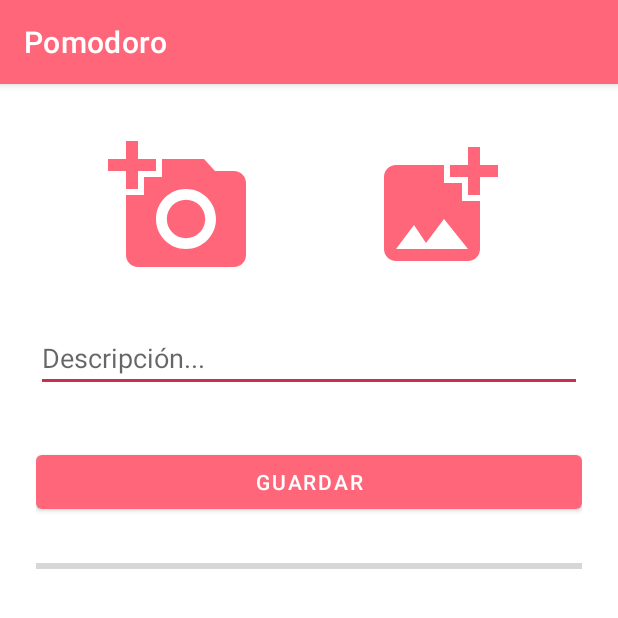
After one commit to jorgeromero17/Proyecto2PDM, an Android app: the CompartirActivity screen opened directly, with no data from a screen before it, on a phone screen of 412 x 824 dp, the top half of it. The commit adds this screen. Run offline under Robolectric (Android 15) with nearby library versions, the phone set to English and light mode, and no system bars; our stand-ins replace Firebase (no records; nobody signed in at launch, a user with empty details on screens opened directly).

Commit message:
subir publicacion desde cargar foto

```diff
--- a/app/build.gradle
+++ b/app/build.gradle
@@ -41,6 +41,8 @@ dependencies {
     implementation 'androidx.navigation:navigation-fragment:2.4.2'
     implementation 'androidx.navigation:navigation-ui:2.4.2'
     implementation 'com.google.firebase:firebase-auth:21.0.5'
+    implementation 'com.google.firebase:firebase-database:20.0.5'
+    implementation 'com.google.firebase:firebase-storage:20.0.1'
     testImplementation 'junit:junit:4.13.2'
     androidTestImplementation 'androidx.test.ext:junit:1.1.3'
     androidTestImplementation 'androidx.test.espresso:espresso-core:3.4.0'
--- /dev/null
+++ b/app/src/main/java/ues/proyecto2pdm/CompartirActivity.java
@@ -0,0 +1,151 @@
+package ues.proyecto2pdm;
+
+import androidx.annotation.NonNull;
+import androidx.annotation.Nullable;
+import androidx.appcompat.app.AppCompatActivity;
+
+import android.content.Intent;
+import android.net.Uri;
+import android.os.Bundle;
+import android.os.Handler;
+import android.widget.Button;
+import android.widget.EditText;
+import android.widget.ImageView;
+import android.widget.ProgressBar;
+import android.widget.Toast;
+
+import com.google.android.gms.tasks.OnCanceledListener;
+import com.google.android.gms.tasks.OnFailureListener;
+import com.google.android.gms.tasks.OnSuccessListener;
+import com.google.android.gms.tasks.Task;
+import com.google.firebase.auth.FirebaseAuth;
+import com.google.firebase.auth.FirebaseUser;
+import com.google.firebase.database.DatabaseReference;
+import com.google.firebase.database.FirebaseDatabase;
+import com.google.firebase.storage.FirebaseStorage;
+import com.google.firebase.storage.OnProgressListener;
+import com.google.firebase.storage.StorageReference;
+import com.google.firebase.storage.UploadTask;
+
+import java.text.DateFormat;
+import java.text.SimpleDateFormat;
+import java.util.Date;
+
+import ues.proyecto2pdm.databinding.FragmentHomeBinding;
+
+public class CompartirActivity extends AppCompatActivity {
+    //variables base de datos
+    private static final int PICK_MAGE_REQUEST = 1 ;
+    private FirebaseAuth mAuth;
+    FirebaseUser currentUser;
+    FirebaseDatabase database;
+    DatabaseReference miref;
+    Uri FileUri;
+    //variables xml
+    ImageView buttontomarfoto,buttonsubirfoto;
+    Button buttonmandar;
+    EditText descripcion;
+    ProgressBar progressBar;
+
+    @Override
+    protected void onCreate(Bundle savedInstanceState) {
+        super.onCreate(savedInstanceState);
+        setContentView(R.layout.activity_compartir);
+
+        mAuth = FirebaseAuth.getInstance();
+        currentUser = mAuth.getCurrentUser();
+
+        buttontomarfoto = findViewById(R.id.buttontomarfoto);
+        buttonsubirfoto = findViewById(R.id.buttonsubirfoto);
+        descripcion = findViewById(R.id.texviewpublicacion);
+        buttonmandar = findViewById(R.id.buttonmandar);
+        progressBar = findViewById(R.id.progressBar);
+
+        database = FirebaseDatabase.getInstance();
+
+
+        buttonsubirfoto.setOnClickListener(view -> abrirArchivos());
+        buttonmandar.setOnClickListener(view -> mandarDatos());
+    }
+
+    private void mandarDatos() {
+        miref = database.getReference("Publicaciones");
+        String fecha = getFechaHora();
+
+        if(FileUri!=null){
+
+            buttonsubirfoto.setEnabled(false);
+            buttonmandar.setEnabled(false);
+            buttontomarfoto.setEnabled(false);
+
+            StorageReference Folder = FirebaseStorage.getInstance().getReference().child("imagenespublicaciones");
+            StorageReference file_name = Folder.child(System.currentTimeMillis()+""+FileUri.getLastPathSegment());
+            file_name.putFile(FileUri).addOnSuccessListener(new OnSuccessListener<UploadTask.TaskSnapshot>() {
+                @Override
+                public void onSuccess(UploadTask.TaskSnapshot taskSnapshot) {
+                    Handler handler = new Handler();
+                    handler.postDelayed(new Runnable() {
+                        @Override
+                        public void run() {
+                            progressBar.setProgress(0);
+                        }
+                    },1000);
+
+                    Toast.makeText(CompartirActivity.this,"Subido si",Toast.LENGTH_LONG).show();
+
+                    Publicacion publicacion = new Publicacion();
+                    publicacion.setId(fecha+""+currentUser.getDisplayName().replace(" ",""));
+                    publicacion.setDescripcion(descripcion.getText().toString());
+                    publicacion.setLikes(0);
+                    publicacion.setNombreusuario(currentUser.getDisplayName());
+                    publicacion.setUrlimagen(taskSnapshot.getMetadata().getReference().getDownloadUrl().toString());
+                    miref.child(publicacion.getId()).setValue(publicacion);
+                    finish();
+                }
+            })
+            .addOnFailureListener(new OnFailureListener() {
+                @Override
+                public void onFailure(@NonNull Exception e) {
+                    Toast.makeText(CompartirActivity.this,e.getMessage(),Toast.LENGTH_LONG).show();
+                }
+            })
+            .addOnProgressListener(new OnProgressListener<UploadTask.TaskSnapshot>() {
+                @Override
+                public void onProgress(@NonNull UploadTask.TaskSnapshot snapshot) {
+                    double progress = (100.0*snapshot.getBytesTransferred()/snapshot.getTotalByteCount());
+                    progressBar.setProgress((int)progress);
+                }
+            })
+            .addOnCanceledListener(new OnCanceledListener() {
+                @Override
+                public void onCanceled() {
+                    Toast.makeText(CompartirActivity.this,"Publicacion cancelada",Toast.LENGTH_LONG).show();
+                }
+            });
+        }
+        else{
+            Toast.makeText(CompartirActivity.this,"Agregue una imagen",Toast.LENGTH_LONG).show();
+        }
+    }
+
+    private void abrirArchivos() {
+        Intent intent = new Intent();
+        intent.setType("image/*");
+        intent.setAction(Intent.ACTION_GET_CONTENT);
+        startActivityForResult(intent,PICK_MAGE_REQUEST);
+    }
+
+    @Override
+    protected void onActivityResult(int requestCode, int resultCode, @Nullable Intent data) {
+        super.onActivityResult(requestCode, resultCode, data);
+        if(requestCode == PICK_MAGE_REQUEST && resultCode == RESULT_OK && data != null && data.getData()!=null){
+            FileUri = data.getData();
+        }
+    }
+
+    private String getFechaHora() {
+        DateFormat dateFormat = new SimpleDateFormat("yyyyMMddHHmmss");
+        Date date = new Date();
+        return dateFormat.format(date);
+    }
+}
--- /dev/null
+++ b/app/src/main/res/drawable/ic_camara.xml
@@ -0,0 +1,5 @@
+<vector android:height="96dp" android:tint="@color/primaryColor"
+    android:viewportHeight="24" android:viewportWidth="24"
+    android:width="96dp" xmlns:android="http://schemas.android.com/apk/res/android">
+    <path android:fillColor="@android:color/white" android:pathData="M3,4V1h2v3h3v2H5v3H3V6H0V4H3zM6,10V7h3V4h7l1.83,2H21c1.1,0 2,0.9 2,2v12c0,1.1 -0.9,2 -2,2H5c-1.1,0 -2,-0.9 -2,-2V10H6zM13,19c2.76,0 5,-2.24 5,-5s-2.24,-5 -5,-5s-5,2.24 -5,5S10.24,19 13,19zM9.8,14c0,1.77 1.43,3.2 3.2,3.2s3.2,-1.43 3.2,-3.2s-1.43,-3.2 -3.2,-3.2S9.8,12.23 9.8,14z"/>
+</vector>
--- /dev/null
+++ b/app/src/main/res/drawable/ic_foto.xml
@@ -0,0 +1,5 @@
+<vector android:height="96dp" android:tint="@color/primaryColor"
+    android:viewportHeight="24" android:viewportWidth="24"
+    android:width="96dp" xmlns:android="http://schemas.android.com/apk/res/android">
+    <path android:fillColor="@android:color/white" android:pathData="M19,7v2.99s-1.99,0.01 -2,0L17,7h-3s0.01,-1.99 0,-2h3L17,2h2v3h3v2h-3zM16,11L16,8h-3L13,5L5,5c-1.1,0 -2,0.9 -2,2v12c0,1.1 0.9,2 2,2h12c1.1,0 2,-0.9 2,-2v-8h-3zM5,19l3,-4 2,3 3,-4 4,5L5,19z"/>
+</vector>
--- /dev/null
+++ b/app/src/main/res/layout/activity_compartir.xml
@@ -0,0 +1,69 @@
+<?xml version="1.0" encoding="utf-8"?>
+<androidx.constraintlayout.widget.ConstraintLayout xmlns:android="http://schemas.android.com/apk/res/android"
+    xmlns:app="http://schemas.android.com/apk/res-auto"
+    xmlns:tools="http://schemas.android.com/tools"
+    android:layout_width="match_parent"
+    android:layout_height="match_parent"
+    android:padding="24sp"
+    tools:context=".CompartirActivity">
+
+    <EditText
+        android:id="@+id/texviewpublicacion"
+        android:layout_width="match_parent"
+        android:layout_height="wrap_content"
+        android:layout_marginTop="20dp"
+        android:ems="10"
+        android:inputType="textPersonName"
+        android:hint="Descripción..."
+        app:layout_constraintEnd_toEndOf="parent"
+        app:layout_constraintHorizontal_bias="0.497"
+        app:layout_constraintStart_toStartOf="parent"
+        app:layout_constraintTop_toBottomOf="@+id/linearLayout2" />
+
+    <LinearLayout
+        android:id="@+id/linearLayout2"
+        android:layout_width="match_parent"
+        android:layout_height="wrap_content"
+        android:backgroundTint="@color/primarySuperDarkColor"
+        android:orientation="horizontal"
+        android:padding="10dp"
+        app:layout_constraintEnd_toEndOf="parent"
+        app:layout_constraintTop_toTopOf="parent">
+
+        <ImageView
+            android:id="@+id/buttontomarfoto"
+            android:layout_width="wrap_content"
+            android:layout_height="wrap_content"
+            android:layout_weight="1"
+            app:srcCompat="@drawable/ic_camara" />
+
+        <ImageView
+            android:id="@+id/buttonsubirfoto"
+            android:layout_width="wrap_content"
+            android:layout_height="wrap_content"
+            android:layout_weight="1"
+            app:srcCompat="@drawable/ic_foto" />
+    </LinearLayout>
+
+    <Button
+        android:id="@+id/buttonmandar"
+        android:layout_width="match_parent"
+        android:layout_height="wrap_content"
+        android:layout_marginTop="36dp"
+        android:text="Guardar"
+        app:layout_constraintEnd_toEndOf="parent"
+        app:layout_constraintHorizontal_bias="0.498"
+        app:layout_constraintStart_toStartOf="parent"
+        app:layout_constraintTop_toBottomOf="@+id/texviewpublicacion" />
+
+    <ProgressBar
+        android:id="@+id/progressBar"
+        style="?android:attr/progressBarStyleHorizontal"
+        android:layout_width="match_parent"
+        android:layout_height="wrap_content"
+        android:layout_marginTop="24dp"
+        app:layout_constraintEnd_toEndOf="parent"
+        app:layout_constraintStart_toStartOf="parent"
+        app:layout_constraintTop_toBottomOf="@+id/buttonmandar" />
+
+</androidx.constraintlayout.widget.ConstraintLayout>
```
Also changed, not shown: app/src/main/AndroidManifest.xml (+8 -4 lines), app/src/main/java/ues/proyecto2pdm/Publicacion.java (added, +53 -0 lines), app/src/main/java/ues/proyecto2pdm/ui/dashboard/DashboardFragment.java (+15 -4 lines), app/src/main/res/layout/fragment_dashboard.xml (+11 -0 lines).
